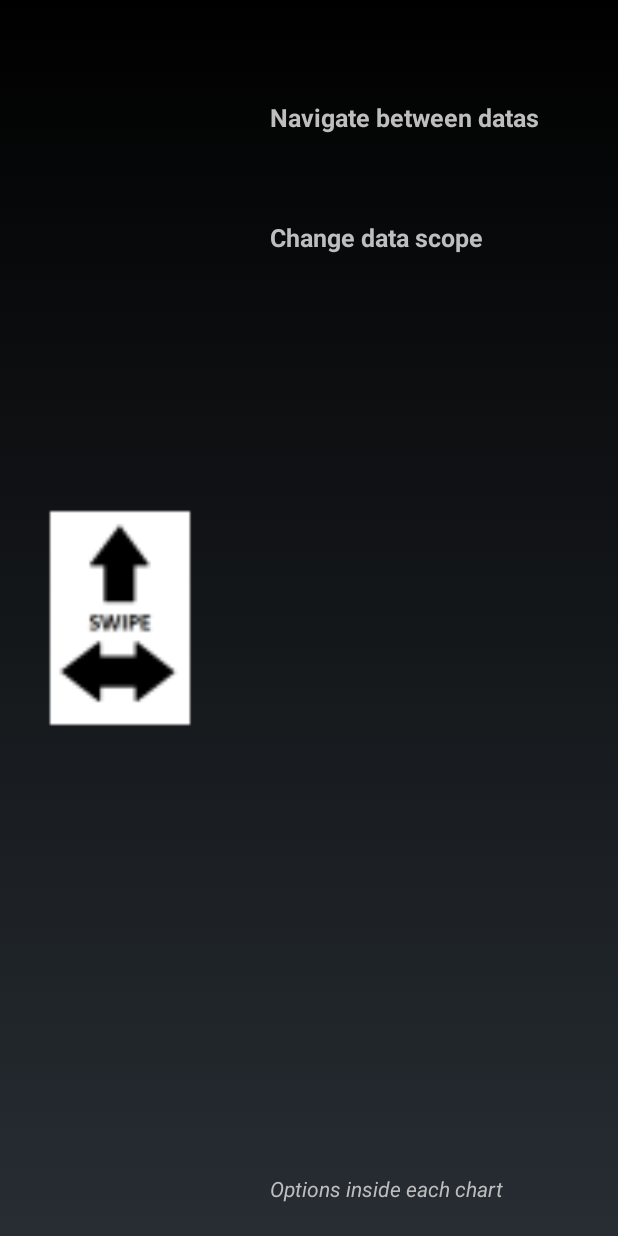
After one commit to jmynes/glasscharts, an Android app: the layout info_layout.xml on its own in the app's theme, with its tools: preview values and no code run, on a phone screen of 412 x 824 dp. The commit adds this screen. Run offline under Robolectric (Android 15) with nearby library versions, the phone set to English and light mode, and no system bars.

Commit message:
Info option added to menu

```diff
--- a/GlassDataPresentation/app/src/main/java/gdp/glassdatapresentation/activity/HumidityChartActivity.java
+++ b/GlassDataPresentation/app/src/main/java/gdp/glassdatapresentation/activity/HumidityChartActivity.java
@@ -328,6 +328,9 @@ public class HumidityChartActivity extends Activity {
                 }
                 startActivity(mainAct);
                 return true;
+            case R.id.info:
+                setContentView(R.layout.info_layout);
+                return true;
             default: return super.onOptionsItemSelected(item);
         }
     }
--- a/GlassDataPresentation/app/src/main/java/gdp/glassdatapresentation/activity/MainActivity.java
+++ b/GlassDataPresentation/app/src/main/java/gdp/glassdatapresentation/activity/MainActivity.java
@@ -84,6 +84,9 @@ public class MainActivity extends Activity {
                 }
                 startActivity(humidity);
                 return true;
+            case R.id.info:
+                setContentView(R.layout.info_layout);
+                return true;
             default: return super.onOptionsItemSelected(item);
         }
     }
--- a/GlassDataPresentation/app/src/main/java/gdp/glassdatapresentation/activity/PressureChartActivity.java
+++ b/GlassDataPresentation/app/src/main/java/gdp/glassdatapresentation/activity/PressureChartActivity.java
@@ -327,6 +327,9 @@ public class PressureChartActivity extends Activity {
                 }
                 startActivity(mainAct);
                 return true;
+            case R.id.info:
+                setContentView(R.layout.info_layout);
+                return true;
             default: return super.onOptionsItemSelected(item);
         }
     }
--- a/GlassDataPresentation/app/src/main/java/gdp/glassdatapresentation/activity/TemperatureChartActivity.java
+++ b/GlassDataPresentation/app/src/main/java/gdp/glassdatapresentation/activity/TemperatureChartActivity.java
@@ -327,6 +327,9 @@ public class TemperatureChartActivity extends Activity {
                 }
                 startActivity(mainAct);
                 return true;
+            case R.id.info:
+                setContentView(R.layout.info_layout);
+                return true;
             default: return super.onOptionsItemSelected(item);
         }
     }
--- /dev/null
+++ b/GlassDataPresentation/app/src/main/res/layout/info_layout.xml
@@ -0,0 +1,96 @@
+<?xml version="1.0" encoding="utf-8"?>
+<RelativeLayout xmlns:android="http://schemas.android.com/apk/res/android"
+    xmlns:tools="http://schemas.android.com/tools"
+    android:layout_width="match_parent"
+    android:layout_height="match_parent"
+    >
+
+    <RelativeLayout
+        android:id="@+id/left_column"
+        android:layout_width="@dimen/glass_card_left_column_width"
+        android:layout_height="match_parent"
+        >
+        <ImageView
+            android:id="@+id/imageSwipe"
+            android:layout_width="fill_parent"
+            android:layout_height="fill_parent"
+            android:src="@mipmap/info_swipe" />
+        <!-- Put widgets for the left column inside this RelativeLayout. -->
+
+    </RelativeLayout>
+
+
+    <RelativeLayout
+        android:layout_width="wrap_content"
+        android:layout_height="@dimen/glass_card_body_height"
+        android:layout_alignParentRight="true"
+        android:layout_alignParentTop="true"
+        android:layout_marginLeft="@dimen/glass_card_two_column_margin"
+        android:layout_marginRight="@dimen/glass_card_margin"
+        android:layout_marginTop="@dimen/glass_card_margin"
+        android:layout_toRightOf="@+id/left_column"
+        tools:ignore="UselessLeaf"
+        >
+
+        <TextView
+            android:id="@+id/swipeUP"
+            android:layout_width="wrap_content"
+            android:layout_height="@dimen/glass_card_body_half_height"
+            android:layout_centerVertical="true"
+            android:layout_centerHorizontal="false"
+            android:textSize="25px"
+            android:textStyle="bold"
+            android:text="@string/info_up"
+            />
+
+        <TextView
+            android:id="@+id/swipeRight"
+            android:layout_width="wrap_content"
+            android:layout_height="@dimen/glass_card_body_half_height"
+            android:layout_below="@+id/swipeUP"
+            android:layout_centerVertical="true"
+            android:textSize="25px"
+            android:textStyle="bold"
+            android:text="@string/info_right"
+
+            />
+
+        <!-- Put widgets for the right column inside this RelativeLayout. -->
+
+    </RelativeLayout>
+
+    <LinearLayout
+        android:id="@+id/footer_container"
+        android:layout_width="wrap_content"
+        android:layout_height="wrap_content"
+        android:layout_alignParentBottom="true"
+        android:layout_alignParentRight="true"
+        android:layout_gravity="bottom|left"
+        android:layout_marginBottom="@dimen/glass_card_footer_margin"
+        android:layout_marginLeft="@dimen/glass_card_two_column_margin"
+        android:layout_marginRight="@dimen/glass_card_margin"
+        android:layout_toRightOf="@+id/left_column"
+        android:orientation="horizontal"
+        >
+
+        <!--
+             The footer view will grow to fit as much content as possible while the
+             timestamp view keeps a fixed width. If the footer text is too long, it
+             will be ellipsized with a 40px margin between it and the timestamp.
+        -->
+
+        <TextView
+            android:id="@+id/footer"
+            android:layout_width="0dip"
+            android:layout_height="wrap_content"
+            android:layout_weight="1"
+            android:ellipsize="end"
+            android:singleLine="true"
+            android:textAppearance="?android:attr/textAppearanceSmall"
+            android:text="@string/info_text"
+            android:textStyle="italic"
+            />
+
+    </LinearLayout>
+
+</RelativeLayout>
--- a/GlassDataPresentation/app/src/main/res/menu/chartsmenu.xml
+++ b/GlassDataPresentation/app/src/main/res/menu/chartsmenu.xml
@@ -27,4 +27,7 @@
     <item
         android:id="@+id/main_menu"
         android:title="@string/main_menu"/>
+    <item
+        android:id="@+id/info"
+        android:title="@string/app_info"/>
 </menu>
--- /dev/null
+++ b/GlassDataPresentation/app/src/main/res/values/dimens.xml
@@ -0,0 +1,23 @@
+<?xml version="1.0" encoding="utf-8"?>
+
+<resources>
+
+    <!-- The recommended margin for the top, left, and right edges of a card. -->
+    <dimen name="glass_card_margin">40px</dimen>
+
+    <!-- The recommended margin between the bottom of the card and the footer. This is
+         an adjusted value so that the baseline of the text in the footer sits 40px
+         from the bottom of the card, matching the other margins. -->
+    <dimen name="glass_card_footer_margin">33px</dimen>
+
+    <!-- The recommended margin for the left column of the two-column card. -->
+    <dimen name="glass_card_two_column_margin">30px</dimen>
+
+    <!-- The maximum height of the body content inside a card. -->
+    <dimen name="glass_card_body_height">240px</dimen>
+    <dimen name="glass_card_body_half_height">120px</dimen>
+
+    <!-- The width of the left column in the two-column layout. -->
+    <dimen name="glass_card_left_column_width">240px</dimen>
+
+</resources>
--- a/GlassDataPresentation/app/src/main/res/values/strings.xml
+++ b/GlassDataPresentation/app/src/main/res/values/strings.xml
@@ -8,4 +8,10 @@
     <string name="humidity_chart">Humidity Chart</string>
     <string name="main_menu">Main Menu</string>
     <string name="msg_tap_to_menu">Please tap to launch menu</string>
+    <string name="info_up">Navigate between datas</string>
+    <string name="info_right">Change data scope</string>
+    <string name="app_info">App Info</string>
+    <string name="info_text">Options inside each chart</string>
+
+
 </resources>
```
Also changed, not shown: GlassDataPresentation/app/src/main/info_swipe-web.png (added), GlassDataPresentation/app/src/main/res/mipmap-hdpi/info_swipe.png (added), GlassDataPresentation/app/src/main/res/mipmap-mdpi/info_swipe.png (added), GlassDataPresentation/app/src/main/res/mipmap-xhdpi/info_swipe.png (added), GlassDataPresentation/app/src/main/res/mipmap-xxhdpi/info_swipe.png (added), GlassDataPresentation/app/src/main/res/mipmap-xxxhdpi/info_swipe.png (added).
